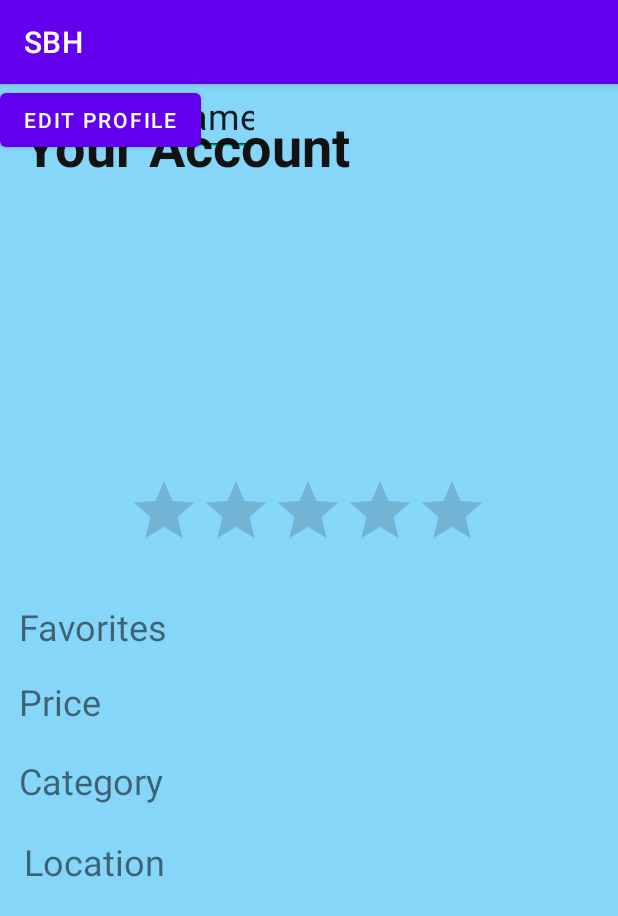
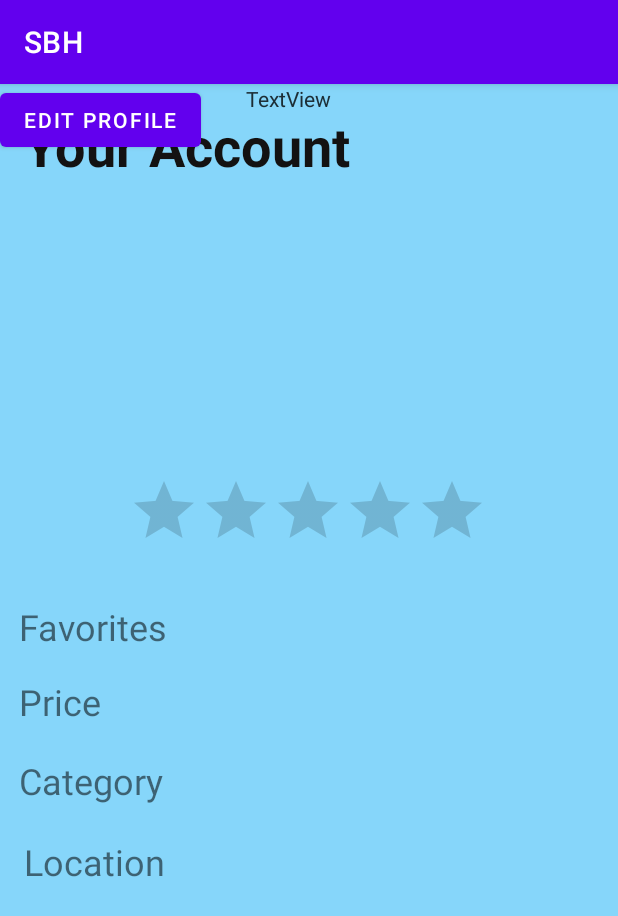
Before and after one commit to bersnico/SmallBusinessHelper, an Android app: the BusinessAccountActivity screen opened directly, with no data from a screen before it, on a phone screen of 412 x 824 dp. Shown: the top 916 px of the screen. Run offline under Robolectric (Android 15) with nearby library versions, the phone set to English and light mode, and no system bars; Roboto replaces fonts that are not available here.

```diff
--- a/app/src/main/res/layout/activity_business_account.xml
+++ b/app/src/main/res/layout/activity_business_account.xml
@@ -7,14 +7,12 @@
         android:layout_height="match_parent"
         tools:context=".BusinessAccountActivity" android:background="#7A03A9F4">
 
-    <EditText
-            android:layout_width="173dp"
-            android:layout_height="48dp"
-            android:inputType="textPersonName"
-            android:text="Contact Info"
-            android:ems="10"
-            android:id="@+id/editTextTextPersonName2" tools:layout_editor_absoluteY="164dp"
-            tools:layout_editor_absoluteX="164dp" android:textSize="24sp"/>
+    <TextView
+            android:text="TextView"
+            android:layout_width="165dp"
+            android:layout_height="41dp" android:id="@+id/textView7" tools:layout_editor_absoluteY="159dp"
+            app:layout_constraintEnd_toEndOf="parent" app:layout_constraintStart_toStartOf="parent"
+            app:layout_constraintHorizontal_bias="0.666"/>
     <TextView
             android:text="@string/favorites"
             android:layout_width="107dp"
@@ -72,12 +70,10 @@
             android:layout_width="wrap_content"
             android:layout_height="wrap_content" android:id="@+id/button" tools:layout_editor_absoluteY="646dp"
             tools:layout_editor_absoluteX="145dp"/>
-    <EditText
-            android:layout_width="173dp"
-            android:layout_height="48dp"
-            android:inputType="textPersonName"
-            android:text="Business Name"
-            android:ems="10"
-            android:id="@+id/editTextTextPersonName" tools:layout_editor_absoluteY="93dp"
-            tools:layout_editor_absoluteX="164dp" android:textSize="24sp"/>
+    <TextView
+            android:text="TextView"
+            android:layout_width="165dp"
+            android:layout_height="41dp" android:id="@+id/textView6" tools:layout_editor_absoluteY="84dp"
+            app:layout_constraintEnd_toEndOf="parent" app:layout_constraintStart_toStartOf="parent"
+            app:layout_constraintHorizontal_bias="0.666"/>
 </androidx.constraintlayout.widget.ConstraintLayout>
```
Also changed, not shown: app/src/main/res/layout/activity_home_screen.xml (+16 -2 lines).
